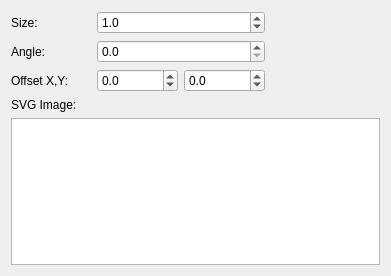
Old version of the form qgis/src/ui/symbollayer/widget_svgmarker.ui in the repository sourcepole/qgis.
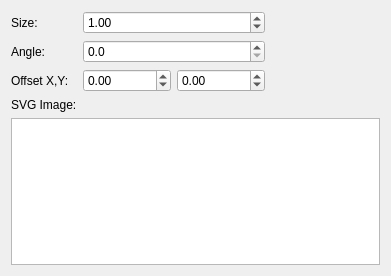
New version of the form.

```diff
--- a/qgis/src/ui/symbollayer/widget_svgmarker.ui
+++ b/qgis/src/ui/symbollayer/widget_svgmarker.ui
@@ -67,7 +67,7 @@
        <item>
         <widget class="QDoubleSpinBox" name="spinOffsetX">
          <property name="decimals">
-          <number>1</number>
+          <number>2</number>
          </property>
          <property name="minimum">
           <double>-100000.000000000000000</double>
@@ -80,7 +80,7 @@
        <item>
         <widget class="QDoubleSpinBox" name="spinOffsetY">
          <property name="decimals">
-          <number>1</number>
+          <number>2</number>
          </property>
          <property name="minimum">
           <double>-100000.000000000000000</double>
@@ -108,7 +108,7 @@
         </sizepolicy>
        </property>
        <property name="decimals">
-        <number>1</number>
+        <number>2</number>
        </property>
        <property name="maximum">
         <double>100000.000000000000000</double>
```
